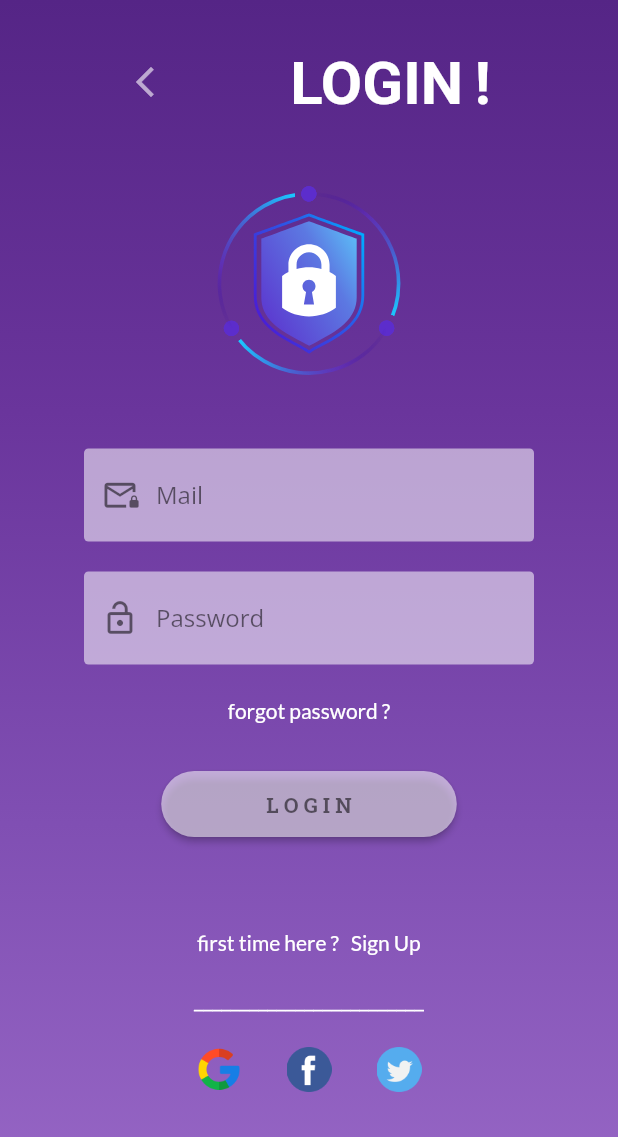
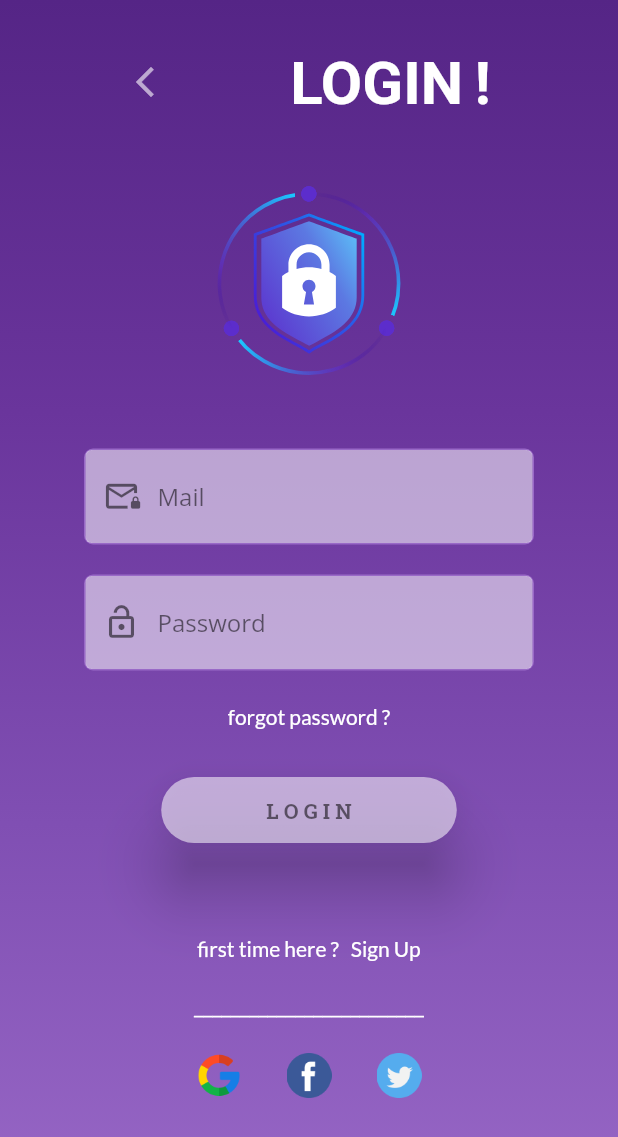
Before and after one commit to asmitranjansinha/Login-Signup, a Flutter app: the LoginPage screen opened by its route, on a phone screen of 412 x 824 dp. Shown: the top 1137 px of the screen. Run offline on Flutter 3.47's test engine with Material 2 defaults, Android fonts, the phone set to English and light mode, and no system bars; our stand-ins replace cloud_firestore, firebase_auth, firebase_core, google_fonts, lottie, shared_preferences; accounts and stored records are empty.

Commit message:
ui change - appbutton, inputfield

```diff
--- a/lib/main.dart
+++ b/lib/main.dart
@@ -30,6 +30,7 @@ class _MyAppState extends State<MyApp> {
 
   @override
   void initState() {
+    // ignore: todo
     // TODO: implement initState
     super.initState();
     getUserLoggedInStatus();
--- a/lib/screens/login_page.dart
+++ b/lib/screens/login_page.dart
@@ -13,7 +13,7 @@ import 'package:login_signup/screens/intro_page.dart';
 import 'package:login_signup/screens/sign_up.dart';
 import 'package:login_signup/widgets/app_buttons.dart';
 import 'package:login_signup/widgets/input_field.dart';
-import 'package:login_signup/widgets/reset_password,.dart';
+import 'package:login_signup/widgets/reset_password.dart';
 import 'package:login_signup/widgets/snack_bar.dart';
 import 'package:lottie/lottie.dart';
 
--- a/lib/widgets/app_buttons.dart
+++ b/lib/widgets/app_buttons.dart
@@ -14,6 +14,7 @@ class AppButton extends StatelessWidget {
     return ElevatedButton(
       onPressed: route,
       style: ElevatedButton.styleFrom(
+          elevation: 18,
           backgroundColor: Colors.white54,
           padding: const EdgeInsets.symmetric(horizontal: 70, vertical: 13),
           shape: const StadiumBorder()),
--- a/lib/widgets/input_field.dart
+++ b/lib/widgets/input_field.dart
@@ -9,27 +9,28 @@ class InputField extends StatelessWidget {
   var saveinput;
   final fieldcontroller;
 
-  InputField({
-    super.key,
+  InputField(
+      {super.key,
       required this.icon,
       required this.hintxt,
       required this.obscureText,
       required this.saveinput,
-    required this.fieldcontroller
-  });
+      required this.fieldcontroller});
 
   @override
   Widget build(BuildContext context) {
     return SizedBox(
       width: 300,
+      child: Container(
+        decoration: BoxDecoration(
+            border: Border.all(color: Color(0xFF9969C7)),
+            borderRadius: BorderRadius.circular(6)),
         child: TextFormField(
           controller: fieldcontroller,
           obscureText: obscureText,
           decoration: InputDecoration(
               prefixIcon: Icon(icon, size: 25, color: Colors.black54),
-            border: OutlineInputBorder(
-                borderRadius: BorderRadius.circular(3),
-                borderSide: BorderSide.none),
+              border: const OutlineInputBorder(borderSide: BorderSide.none),
               filled: true,
               fillColor: Colors.white54,
               hintText: hintxt,
@@ -45,6 +46,7 @@ class InputField extends StatelessWidget {
             return null;
           },
         ),
+      ),
     );
   }
 }
```
Also changed, not shown: lib/widgets/reset_password.dart (renamed from lib/widgets/reset_password,.dart), 1 other file. Lines whose indentation alone changed are shown as unchanged.
